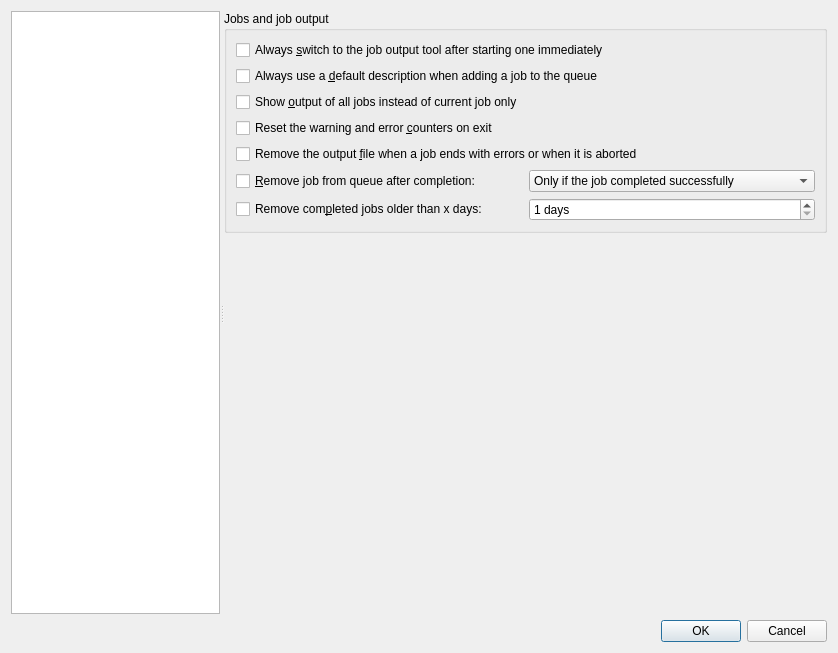
The window that src/mkvtoolnix-gui/forms/main_window/preferences_dialog.ui (jpsdr/MKVToolnix-Windows-7) describes before a commit, drawn with Qt 5.
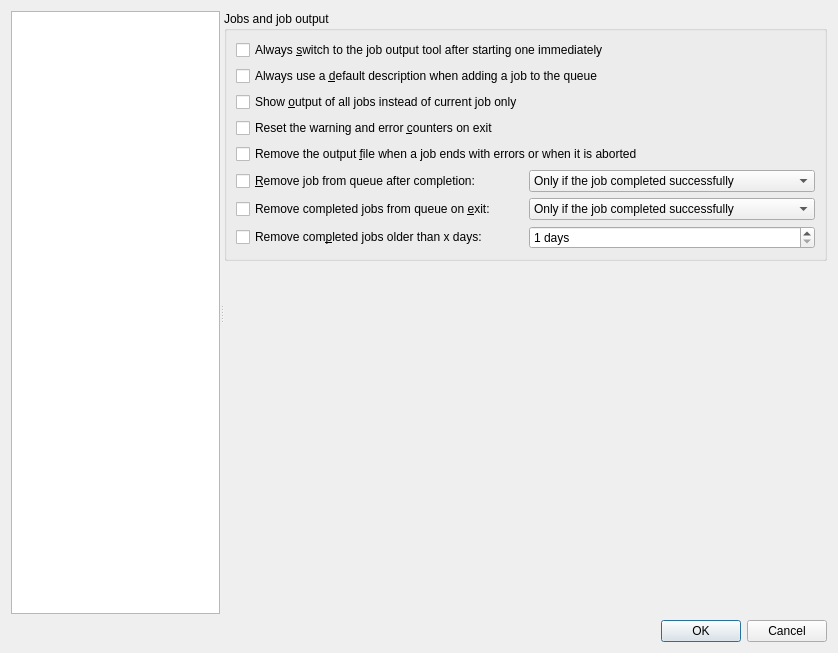
The same window after the commit. The open tabs and pages were chosen to show the change. Icons and pictures are not drawn. Custom widgets are drawn as their Qt base class.

Commit message:
GUI: jobs: add option for removing completed jobs on exit
Implements #2769.

Diff of the .ui file:
```diff
--- a/src/mkvtoolnix-gui/forms/main_window/preferences_dialog.ui
+++ b/src/mkvtoolnix-gui/forms/main_window/preferences_dialog.ui
@@ -1822,13 +1822,6 @@
            </item>
            <item>
             <layout class="QGridLayout" name="gridLayout_7">
-             <item row="0" column="0">
-              <widget class="QCheckBox" name="cbGuiRemoveJobs">
-               <property name="text">
-                <string>&amp;Remove job from queue after completion:</string>
-               </property>
-              </widget>
-             </item>
              <item row="0" column="1">
               <widget class="QComboBox" name="cbGuiJobRemovalPolicy">
                <item>
@@ -1848,14 +1841,26 @@
                </item>
               </widget>
              </item>
-             <item row="1" column="0">
-              <widget class="QCheckBox" name="cbGuiRemoveOldJobs">
-               <property name="text">
-                <string>Remove com&amp;pleted jobs older than x days:</string>
-               </property>
-              </widget>
-             </item>
              <item row="1" column="1">
+              <widget class="QComboBox" name="cbGuiJobRemovalOnExitPolicy">
+               <item>
+                <property name="text">
+                 <string>Only if the job completed successfully</string>
+                </property>
+               </item>
+               <item>
+                <property name="text">
+                 <string>Even if there were warnings</string>
+                </property>
+               </item>
+               <item>
+                <property name="text">
+                 <string>Even if there were errors</string>
+                </property>
+               </item>
+              </widget>
+             </item>
+             <item row="2" column="1">
               <widget class="QSpinBox" name="sbGuiRemoveOldJobsDays">
                <property name="suffix">
                 <string notr="true"> days</string>
@@ -1868,6 +1873,27 @@
                </property>
               </widget>
              </item>
+             <item row="0" column="0">
+              <widget class="QCheckBox" name="cbGuiRemoveJobs">
+               <property name="text">
+                <string>&amp;Remove job from queue after completion:</string>
+               </property>
+              </widget>
+             </item>
+             <item row="1" column="0">
+              <widget class="QCheckBox" name="cbGuiRemoveJobsOnExit">
+               <property name="text">
+                <string>Remove completed jobs from queue on &amp;exit:</string>
+               </property>
+              </widget>
+             </item>
+             <item row="2" column="0">
+              <widget class="QCheckBox" name="cbGuiRemoveOldJobs">
+               <property name="text">
+                <string>Remove com&amp;pleted jobs older than x days:</string>
+               </property>
+              </widget>
+             </item>
             </layout>
            </item>
           </layout>
```
Left out of the diff: 2 changed lines with no effect on the pictures. The commit also changes 8 other files.
